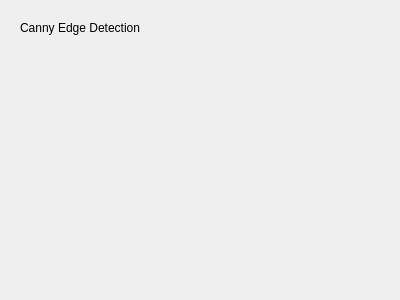
SebLeh/IAI, file canny_tab.ui: the form before one commit.
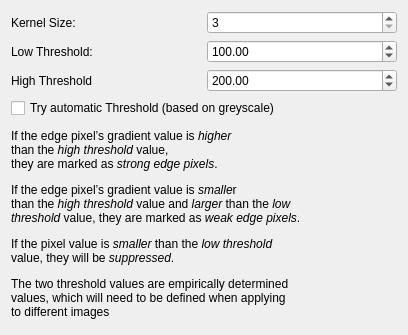
The form after the commit.

Commit message: implemented sobel, laplace and canny

```diff
--- a/canny_tab.ui
+++ b/canny_tab.ui
@@ -6,26 +6,86 @@
    <rect>
     <x>0</x>
     <y>0</y>
-    <width>400</width>
-    <height>300</height>
+    <width>408</width>
+    <height>335</height>
    </rect>
   </property>
   <property name="windowTitle">
    <string>Form</string>
   </property>
-  <widget class="QLabel" name="label">
-   <property name="geometry">
-    <rect>
-     <x>20</x>
-     <y>20</y>
-     <width>121</width>
-     <height>16</height>
-    </rect>
-   </property>
-   <property name="text">
-    <string>Canny Edge Detection</string>
-   </property>
-  </widget>
+  <layout class="QGridLayout" name="gridLayout">
+   <item row="1" column="0">
+    <widget class="QLabel" name="label_4">
+     <property name="text">
+      <string>Low Threshold:</string>
+     </property>
+    </widget>
+   </item>
+   <item row="0" column="1">
+    <widget class="QSpinBox" name="size">
+     <property name="minimum">
+      <number>3</number>
+     </property>
+     <property name="maximum">
+      <number>7</number>
+     </property>
+     <property name="singleStep">
+      <number>2</number>
+     </property>
+     <property name="value">
+      <number>3</number>
+     </property>
+    </widget>
+   </item>
+   <item row="2" column="0">
+    <widget class="QLabel" name="label_2">
+     <property name="text">
+      <string>High Threshold</string>
+     </property>
+    </widget>
+   </item>
+   <item row="1" column="1">
+    <widget class="QDoubleSpinBox" name="low_thresh">
+     <property name="maximum">
+      <double>255.000000000000000</double>
+     </property>
+     <property name="value">
+      <double>100.000000000000000</double>
+     </property>
+    </widget>
+   </item>
+   <item row="0" column="0">
+    <widget class="QLabel" name="label_3">
+     <property name="text">
+      <string>Kernel Size:</string>
+     </property>
+    </widget>
+   </item>
+   <item row="2" column="1">
+    <widget class="QDoubleSpinBox" name="high_thresh">
+     <property name="maximum">
+      <double>255.000000000000000</double>
+     </property>
+     <property name="value">
+      <double>200.000000000000000</double>
+     </property>
+    </widget>
+   </item>
+   <item row="4" column="0" colspan="2">
+    <widget class="QLabel" name="label">
+     <property name="text">
+      <string>&lt;html&gt;&lt;head/&gt;&lt;body&gt;&lt;p&gt;If the edge pixel’s gradient value is &lt;span style=&quot; font-style:italic;&quot;&gt;higher&lt;/span&gt;&lt;br/&gt;than the &lt;span style=&quot; font-style:italic;&quot;&gt;high threshold&lt;/span&gt; value, &lt;br/&gt;they are marked as &lt;span style=&quot; font-style:italic;&quot;&gt;strong edge pixels&lt;/span&gt;. &lt;/p&gt;&lt;p&gt;If the edge pixel’s gradient value is &lt;span style=&quot; font-style:italic;&quot;&gt;smalle&lt;/span&gt;r &lt;br/&gt;than the &lt;span style=&quot; font-style:italic;&quot;&gt;high threshold&lt;/span&gt; value and &lt;span style=&quot; font-style:italic;&quot;&gt;larger&lt;/span&gt; than the &lt;span style=&quot; font-style:italic;&quot;&gt;low &lt;br/&gt;threshold&lt;/span&gt; value, they are marked as &lt;span style=&quot; font-style:italic;&quot;&gt;weak edge pixels&lt;/span&gt;. &lt;/p&gt;&lt;p&gt;If the pixel value is &lt;span style=&quot; font-style:italic;&quot;&gt;smaller&lt;/span&gt; than the&lt;span style=&quot; font-style:italic;&quot;&gt; low threshold&lt;/span&gt;&lt;br/&gt;value, they will be &lt;span style=&quot; font-style:italic;&quot;&gt;suppressed&lt;/span&gt;. &lt;/p&gt;&lt;p&gt;The two threshold values are empirically determined &lt;br/&gt;values, which will need to be defined when applying &lt;br/&gt;to different images&lt;/p&gt;&lt;/body&gt;&lt;/html&gt;</string>
+     </property>
+    </widget>
+   </item>
+   <item row="3" column="0" colspan="2">
+    <widget class="QCheckBox" name="auto_thresh">
+     <property name="text">
+      <string>Try automatic Threshold (based on greyscale)</string>
+     </property>
+    </widget>
+   </item>
+  </layout>
  </widget>
  <resources/>
  <connections/>
```
The commit also changes 30 other files.
